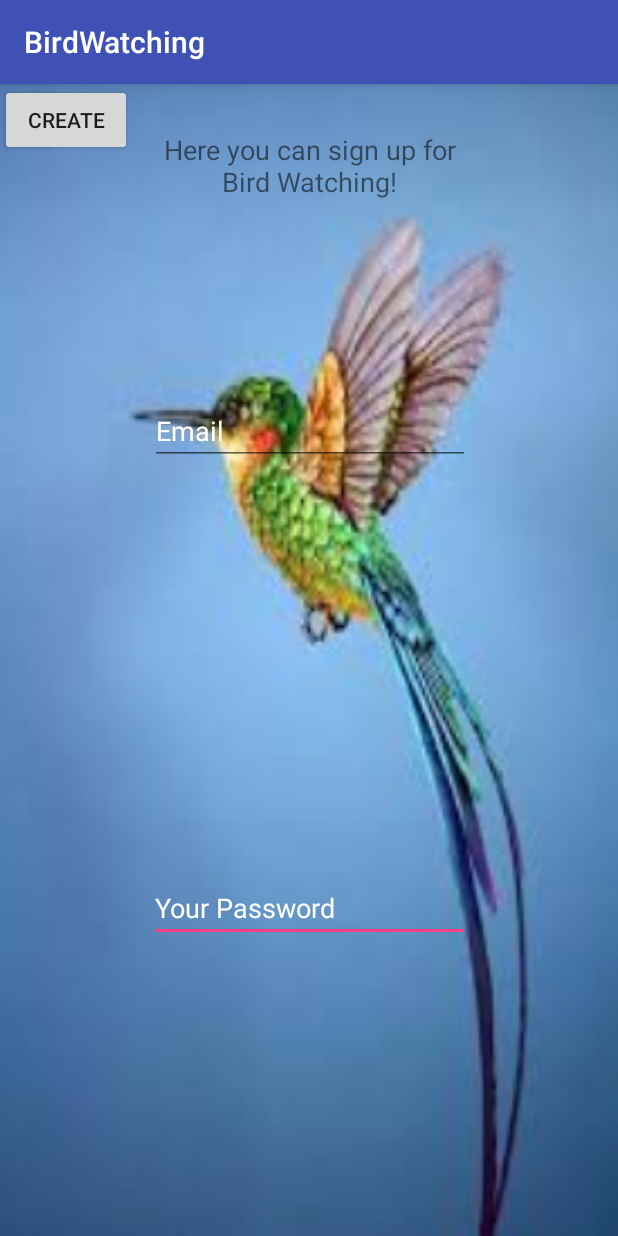
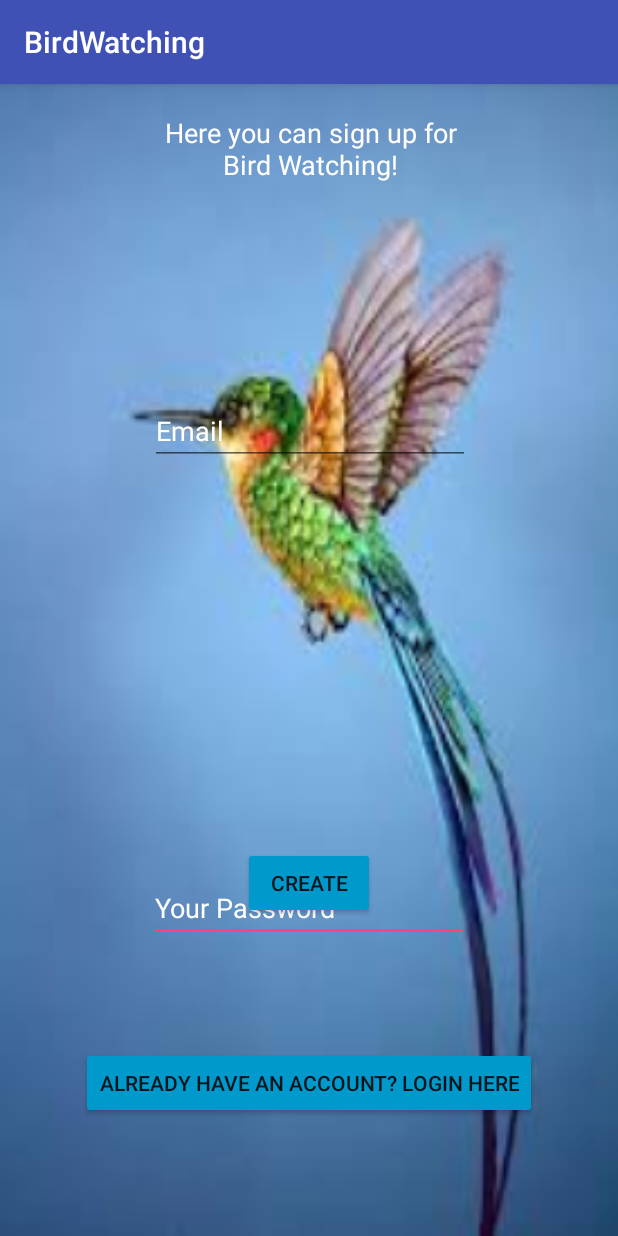
Before and after one commit to beepbeepboop/BirdWatching, an Android app: the SignUpActivity screen opened directly, with no data from a screen before it, on a phone screen of 412 x 824 dp. Run offline under Robolectric (Android 15) with nearby library versions, the phone set to English and light mode, and no system bars; our stand-ins replace Firebase (no records; nobody signed in at launch, a user with empty details on screens opened directly).

Commit message:
Added an exit button in the Main activity and added some functionality to the Sign Ups, ( Continue Signup ) The exit button uses Finish() ( Any better way of doing it? )

```diff
--- a/app/src/main/java/com/example/noahd/birdwatching/SignUpActivity.java
+++ b/app/src/main/java/com/example/noahd/birdwatching/SignUpActivity.java
@@ -1,27 +1,102 @@
 package com.example.noahd.birdwatching;
 
+import android.content.Intent;
 import android.support.v7.app.AppCompatActivity;
 import android.os.Bundle;
+import android.util.Log;
+import android.util.Patterns;
 import android.view.View;
 import android.widget.EditText;
 
+import com.google.firebase.auth.FirebaseAuth;
+import com.google.firebase.auth.FirebaseUser;
+
 public class SignUpActivity extends AppCompatActivity implements View.OnClickListener {
 
-    EditText editTextUserName, EditTextPassword;
+    EditText SignUpUN, SignUpPW;
+    private FirebaseAuth mAuth;
+
+
+
+    @Override
+    public void onStart() {
+        super.onStart();
+        // Check if user is signed in (non-null) and update UI accordingly.
+        FirebaseUser currentUser = mAuth.getCurrentUser();
+       // updateUI(currentUser);
+    }
+
+
 
     @Override
     protected void onCreate(Bundle savedInstanceState) {
         super.onCreate(savedInstanceState);
         setContentView(R.layout.activity_sign_up);
+
+        findViewById(R.id.LoginFromSignUp).setOnClickListener(this);
+        findViewById(R.id.CreateUser).setOnClickListener(this);
+
+        SignUpUN = (EditText) findViewById(R.id.SignUpUN);
+        SignUpPW = (EditText) findViewById(R.id.SignUpPW);
+        mAuth = FirebaseAuth.getInstance();
     }
+
+
+
+    private void rigisterUser(){
+        String email = SignUpUN.getText().toString().trim();
+        String password = SignUpPW.getText().toString().trim();
+
+        if(email.isEmpty()){
+            SignUpUN.setError("Email is required!");
+            SignUpUN.requestFocus();
+            return;
+
+        }
+        if(!Patterns.EMAIL_ADDRESS.matcher(email).matches()){
+            SignUpUN.setError("Please enter a valid Email");
+            SignUpUN.requestFocus();
+            return;
+        }
+
+
+
+        if(password.isEmpty()) {
+            SignUpPW.setError("Password is required!");
+            SignUpPW.requestFocus();
+            return;
+        }
+
+        if(SignUpPW.length()< 6) {
+            SignUpPW.setError("Minimum password Length is 6 characters");
+            SignUpPW.requestFocus();
+            return;
+        }
+
+        if (SignUpPW.length()> 30) {
+            SignUpPW.setError("Too many characters!");
+            SignUpPW.requestFocus();
+            return;
+        }
+    }
+
+
 
 
     @Override
     public void onClick(View view){
         switch (view.getId()) {
             case R.id.CreateUser:
+                rigisterUser();
+                break;
 
+            case R.id.LoginFromSignUp:
+                startActivity(new Intent(this, MainActivity.class));
+
+                Log.d("This works!", "onClick: Hello");
                 break;
+
+
 
 
         }
--- a/app/src/main/res/layout/activity_sign_up.xml
+++ b/app/src/main/res/layout/activity_sign_up.xml
@@ -18,13 +18,15 @@
         android:text="Here you can sign up for           Bird Watching!"
         android:textAlignment="center"
         android:textSize="18dp"
+        android:textColor="#ffffff"
         app:layout_constraintBottom_toBottomOf="parent"
         app:layout_constraintEnd_toEndOf="parent"
+        app:layout_constraintHorizontal_bias="0.504"
+        app:layout_constraintLeft_toLeftOf="parent"
+        app:layout_constraintRight_toRightOf="parent"
         app:layout_constraintStart_toStartOf="parent"
         app:layout_constraintTop_toTopOf="parent"
-        app:layout_constraintVertical_bias="0.016"
-        app:layout_constraintLeft_toLeftOf="parent"
-        app:layout_constraintRight_toRightOf="parent" />
+        app:layout_constraintVertical_bias="0.0" />
 
     <EditText
         android:id="@+id/SignUpPW"
@@ -49,7 +51,7 @@
         android:layout_marginTop="8dp"
         android:ems="10"
         android:hint="Email"
-        android:inputType="textPersonName"
+        android:inputType="textEmailAddress"
         android:textColorHint="#ffffff"
         app:layout_constraintBottom_toBottomOf="parent"
         app:layout_constraintEnd_toEndOf="parent"
@@ -62,8 +64,32 @@
         android:id="@+id/CreateUser"
         android:layout_width="wrap_content"
         android:layout_height="wrap_content"
+        android:layout_marginBottom="8dp"
+        android:layout_marginEnd="8dp"
+        android:layout_marginStart="8dp"
+        android:layout_marginTop="8dp"
         android:text="Create"
-        tools:layout_editor_absoluteX="280dp"
-        tools:layout_editor_absoluteY="375dp" />
+        android:backgroundTint="@android:color/holo_blue_dark"
+        app:layout_constraintBottom_toBottomOf="parent"
+        app:layout_constraintEnd_toEndOf="parent"
+        app:layout_constraintStart_toStartOf="parent"
+        app:layout_constraintTop_toTopOf="parent"
+        app:layout_constraintVertical_bias="0.711" />
+
+    <Button
+        android:id="@+id/LoginFromSignUp"
+        android:layout_width="wrap_content"
+        android:layout_height="wrap_content"
+        android:layout_marginBottom="8dp"
+        android:layout_marginEnd="8dp"
+        android:layout_marginStart="8dp"
+        android:layout_marginTop="8dp"
+        android:text="Already have an account? Login here"
+        android:backgroundTint="@android:color/holo_blue_dark"
+        app:layout_constraintBottom_toBottomOf="parent"
+        app:layout_constraintEnd_toEndOf="parent"
+        app:layout_constraintStart_toStartOf="parent"
+        app:layout_constraintTop_toTopOf="parent"
+        app:layout_constraintVertical_bias="0.901" />
 
 </android.support.constraint.ConstraintLayout>
```
Also changed, not shown: app/src/main/java/com/example/noahd/birdwatching/MainActivity.java (+10 -1 lines), app/src/main/res/layout/content_main.xml (+22 -3 lines).
